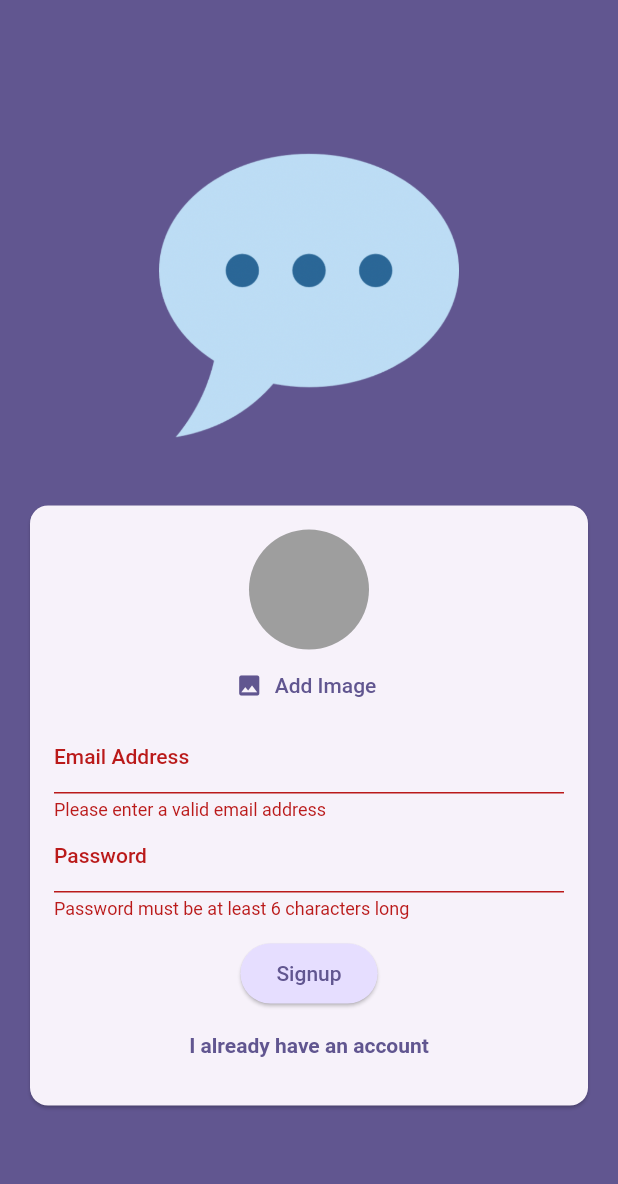
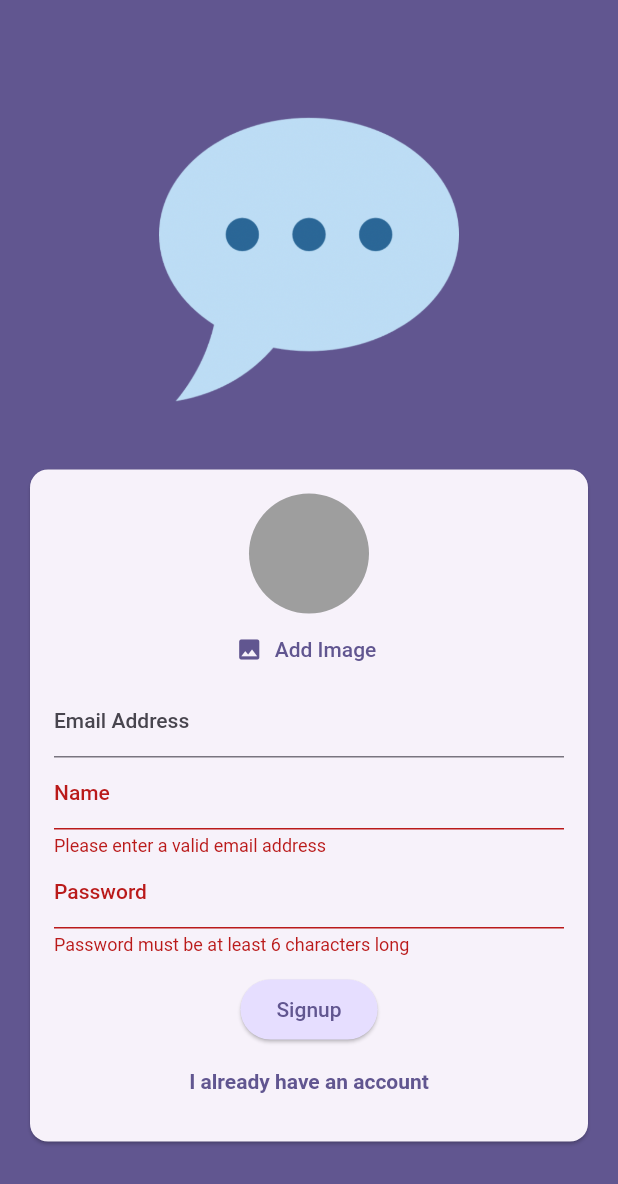
Before and after one commit to K-Mose/Flutter_Udemy_course, a Flutter app: the screen it shows after launch, after a tap on "Login", after a tap on "Create an account", on a phone screen of 412 x 824 dp. Shown: the top 1184 px of the screen. Run offline on Flutter 3.47's test engine with Material 2 defaults, Android fonts, the phone set to English and light mode, and no system bars; our stand-ins replace cloud_firestore, firebase_auth, firebase_core, firebase_storage, flutter_riverpod, google_fonts and 6 more; missing offline and left inert: dart:ffi; accounts and stored records are empty; network calls fail.

Commit message:
chat app - Adding UserName to FireStore

```diff
--- a/chat_app/lib/screens/auth.dart
+++ b/chat_app/lib/screens/auth.dart
@@ -23,6 +23,7 @@
 
   var _enteredEmail = '';
   var _enteredPassword = '';
+  var _enteredUsername = '';
 
   final emailTc = TextEditingController();
   final passwordTc = TextEditingController();
@@ -72,7 +73,7 @@
             .collection('users')
             .doc(userCredentials.user!.uid)
             .set({
-              'username': 'name',
+              'username': _enteredUsername,
               'email': _enteredEmail,
               'image_url': imageUrl,
             });
@@ -150,6 +151,24 @@
                               _enteredEmail = value!;
                             },
                           ),
+                          if (!_isLogin)
+                            TextFormField(
+                              decoration: const InputDecoration(
+                                labelText: "Name"
+                              ),
+                              enableSuggestions: false,
+                              validator: (value) {
+                                if (value == null
+                                    || value.isEmpty
+                                    || value.trim().length < 2) {
+                                  return "Name must be at least 2 characters long";
+                                }
+                                return null;
+                              },
+                              onSaved: (value) {
+                                _enteredUsername = value!;
+                              },
+                            ),
                           TextFormField(
                             decoration: const InputDecoration(
                               labelText: "Password"
```
